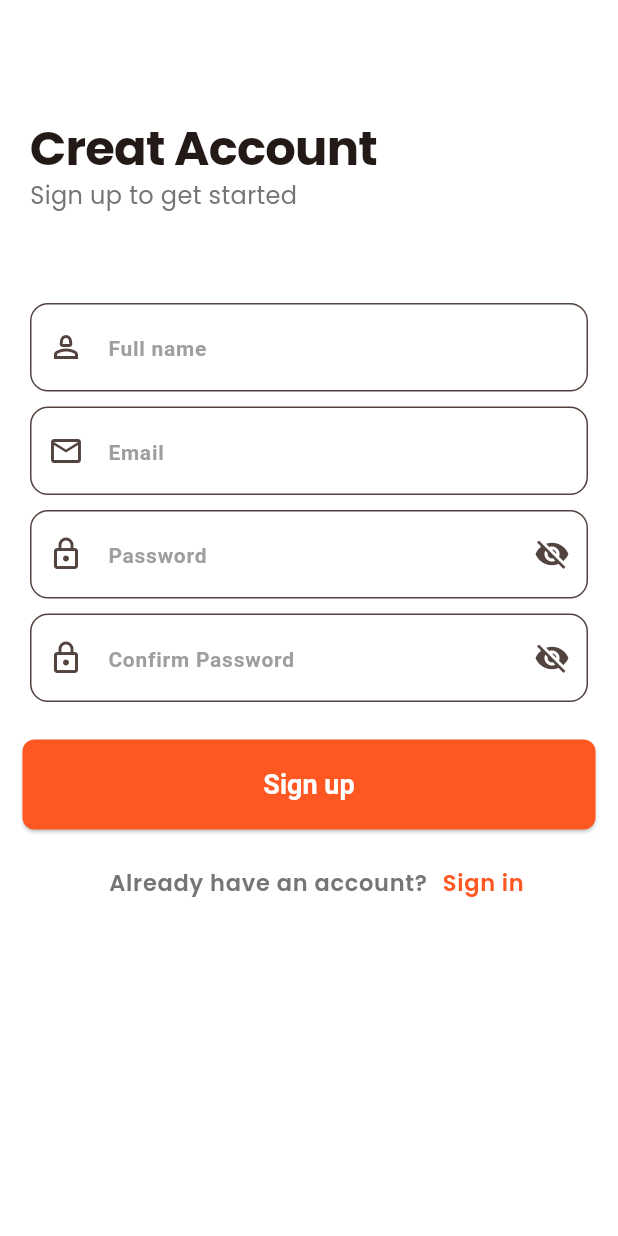
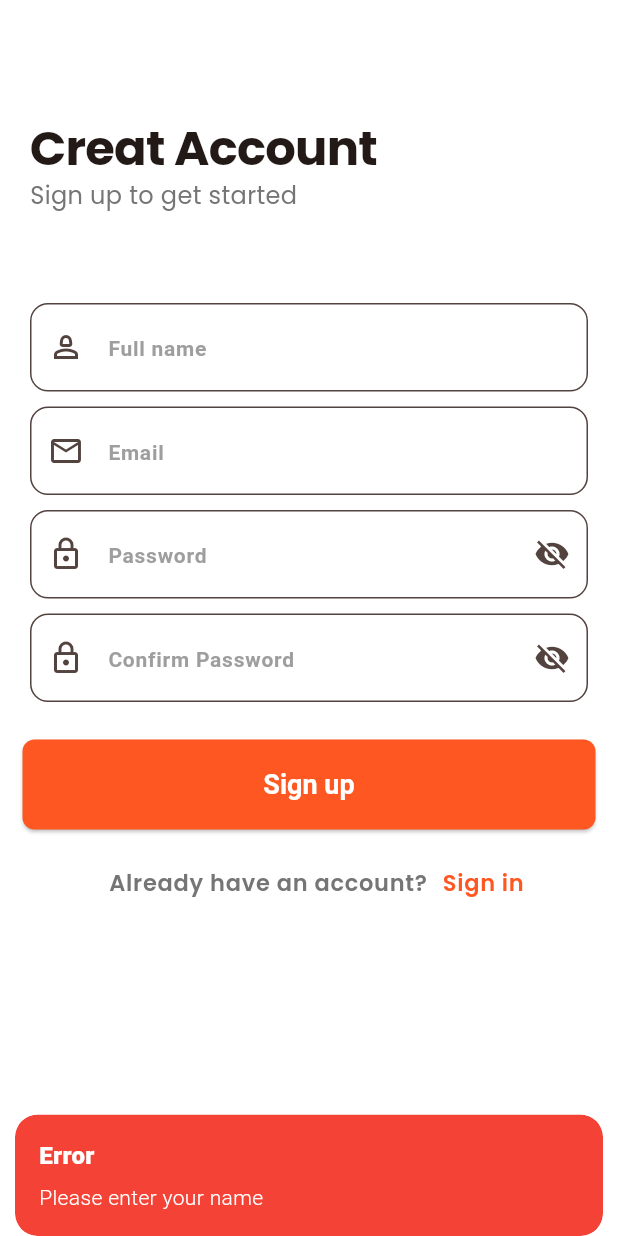
Before and after one commit to Mohammed-m-salah/E_Commerce_fashion, a Flutter app: the Sigup_view screen opened directly, after a tap on "Sign up", on a phone screen of 412 x 824 dp. Run offline on Flutter 3.47's test engine with Material 3 defaults, Android fonts, the phone set to English and light mode, and no system bars; our stand-ins replace flutter_dotenv, gap, get, get_storage, google_fonts, image_picker and 1 more; accounts and stored records are empty.

Commit message:
Sign In, Sign Up & Forgot Password Functionalty

```diff
--- /dev/null
+++ b/lib/core/config/supabase_config.dart
@@ -0,0 +1,6 @@
+import 'package:flutter_dotenv/flutter_dotenv.dart';
+
+class SupabaseConfig {
+  static String get supabaseUrl => dotenv.env['SUPABASE_URL'] ?? '';
+  static String get supabaseAnonKey => dotenv.env['SUPABASE_ANON_KEY'] ?? '';
+}
--- /dev/null
+++ b/lib/feature/auth/data/auth_controller.dart
@@ -0,0 +1,303 @@
+import 'package:flutter/material.dart';
+import 'package:get/get.dart';
+import 'package:supabase_flutter/supabase_flutter.dart';
+
+class AuthController extends GetxController {
+  final supabase = Supabase.instance.client;
+
+  var isLoading = false.obs;
+  var isPasswordVisible = false.obs;
+  var isConfirmPasswordVisible = false.obs;
+
+  // Text editing controllers
+  final emailController = TextEditingController();
+  final passwordController = TextEditingController();
+  final nameController = TextEditingController();
+  final confirmPasswordController = TextEditingController();
+
+  void togglePasswordVisibility() {
+    isPasswordVisible.value = !isPasswordVisible.value;
+  }
+
+  void toggleConfirmPasswordVisibility() {
+    isConfirmPasswordVisible.value = !isConfirmPasswordVisible.value;
+  }
+
+  // Sign up with email and password
+  Future<void> signUp() async {
+    if (!_validateSignUp()) return;
+
+    try {
+      isLoading.value = true;
+
+      final response = await supabase.auth.signUp(
+        email: emailController.text.trim(),
+        password: passwordController.text,
+        data: {
+          'full_name': nameController.text.trim(),
+        },
+      );
+
+      if (response.user != null) {
+        Get.snackbar(
+          'Success',
+          'Account created! Please check your email to verify your account.',
+          backgroundColor: Colors.green,
+          colorText: Colors.white,
+          snackPosition: SnackPosition.BOTTOM,
+        );
+        _clearControllers();
+      }
+    } on AuthException catch (e) {
+      Get.snackbar(
+        'Error',
+        e.message,
+        backgroundColor: Colors.red,
+        colorText: Colors.white,
+        snackPosition: SnackPosition.BOTTOM,
+      );
+    } catch (e) {
+      Get.snackbar(
+        'Error',
+        'An unexpected error occurred',
+        backgroundColor: Colors.red,
+        colorText: Colors.white,
+        snackPosition: SnackPosition.BOTTOM,
+      );
+    } finally {
+      isLoading.value = false;
+    }
+  }
+
+  // Sign in with email and password
+  Future<void> signIn() async {
+    if (!_validateSignIn()) return;
+
+    try {
+      isLoading.value = true;
+
+      final response = await supabase.auth.signInWithPassword(
+        email: emailController.text.trim(),
+        password: passwordController.text,
+      );
+
+      if (response.user != null) {
+        Get.snackbar(
+          'Success',
+          'Welcome back!',
+          backgroundColor: Colors.green,
+          colorText: Colors.white,
+          snackPosition: SnackPosition.BOTTOM,
+        );
+        _clearControllers();
+        // Navigate to home or main screen
+        Get.offAllNamed('/home'); // Make sure to define this route
+      }
+    } on AuthException catch (e) {
+      Get.snackbar(
+        'Error',
+        e.message,
+        backgroundColor: Colors.red,
+        colorText: Colors.white,
+        snackPosition: SnackPosition.BOTTOM,
+      );
+    } catch (e) {
+      Get.snackbar(
+        'Error',
+        'An unexpected error occurred',
+        backgroundColor: Colors.red,
+        colorText: Colors.white,
+        snackPosition: SnackPosition.BOTTOM,
+      );
+    } finally {
+      isLoading.value = false;
+    }
+  }
+
+  // Reset password
+  Future<void> resetPassword() async {
+    if (emailController.text.trim().isEmpty) {
+      Get.snackbar(
+        'Error',
+        'Please enter your email',
+        backgroundColor: Colors.red,
+        colorText: Colors.white,
+        snackPosition: SnackPosition.BOTTOM,
+      );
+      return;
+    }
+
+    if (!GetUtils.isEmail(emailController.text.trim())) {
+      Get.snackbar(
+        'Error',
+        'Please enter a valid email',
+        backgroundColor: Colors.red,
+        colorText: Colors.white,
+        snackPosition: SnackPosition.BOTTOM,
+      );
+      return;
+    }
+
+    try {
+      isLoading.value = true;
+
+      await supabase.auth.resetPasswordForEmail(
+        emailController.text.trim(),
+      );
+
+      Get.snackbar(
+        'Success',
+        'Password reset link sent to your email',
+        backgroundColor: Colors.green,
+        colorText: Colors.white,
+        snackPosition: SnackPosition.BOTTOM,
+      );
+      _clearControllers();
+      Get.back(); // Navigate back to sign in
+    } on AuthException catch (e) {
+      Get.snackbar(
+        'Error',
+        e.message,
+        backgroundColor: Colors.red,
+        colorText: Colors.white,
+        snackPosition: SnackPosition.BOTTOM,
+      );
+    } catch (e) {
+      Get.snackbar(
+        'Error',
+        'An unexpected error occurred',
+        backgroundColor: Colors.red,
+        colorText: Colors.white,
+        snackPosition: SnackPosition.BOTTOM,
+      );
+    } finally {
+      isLoading.value = false;
+    }
+  }
+
+  // Sign out
+  Future<void> signOut() async {
+    try {
+      await supabase.auth.signOut();
+      Get.offAllNamed('/signin'); // Navigate to sign in page
+    } catch (e) {
+      Get.snackbar(
+        'Error',
+        'Failed to sign out',
+        backgroundColor: Colors.red,
+        colorText: Colors.white,
+        snackPosition: SnackPosition.BOTTOM,
+      );
+    }
+  }
+
+  // Get current user
+  User? get currentUser => supabase.auth.currentUser;
+
+  // Check if user is authenticated
+  bool get isAuthenticated => currentUser != null;
+
+  // Validation methods
+  bool _validateSignUp() {
+    if (nameController.text.trim().isEmpty) {
+      Get.snackbar(
+        'Error',
+        'Please enter your name',
+        backgroundColor: Colors.red,
+        colorText: Colors.white,
+        snackPosition: SnackPosition.BOTTOM,
+      );
+      return false;
+    }
+
+    if (emailController.text.trim().isEmpty) {
+      Get.snackbar(
+        'Error',
+        'Please enter your email',
+        backgroundColor: Colors.red,
+        colorText: Colors.white,
+        snackPosition: SnackPosition.BOTTOM,
+      );
+      return false;
+    }
+
+    if (!GetUtils.isEmail(emailController.text.trim())) {
+      Get.snackbar(
+        'Error',
+        'Please enter a valid email',
+        backgroundColor: Colors.red,
+        colorText: Colors.white,
+        snackPosition: SnackPosition.BOTTOM,
+      );
+      return false;
+    }
+
+    if (passwordController.text.length < 6) {
+      Get.snackbar(
+        'Error',
+        'Password must be at least 6 characters',
+        backgroundColor: Colors.red,
+        colorText: Colors.white,
+        snackPosition: SnackPosition.BOTTOM,
+      );
+      return false;
+    }
+
+    if (passwordController.text != confirmPasswordController.text) {
+      Get.snackbar(
+        'Error',
+        'Passwords do not match',
+        backgroundColor: Colors.red,
+        colorText: Colors.white,
+        snackPosition: SnackPosition.BOTTOM,
+      );
+      return false;
+    }
+
+    return true;
+  }
+
+  bool _validateSignIn() {
+    if (emailController.text.trim().isEmpty) {
+      Get.snackbar(
+        'Error',
+        'Please enter your email',
+        backgroundColor: Colors.red,
+        colorText: Colors.white,
+        snackPosition: SnackPosition.BOTTOM,
+      );
+      return false;
+    }
+
+    if (!GetUtils.isEmail(emailController.text.trim())) {
+      Get.snackbar(
+        'Error',
+        'Please enter a valid email',
+        backgroundColor: Colors.red,
+        colorText: Colors.white,
+        snackPosition: SnackPosition.BOTTOM,
+      );
+      return false;
+    }
+
+    if (passwordController.text.isEmpty) {
+      Get.snackbar(
+        'Error',
+        'Please enter your password',
+        backgroundColor: Colors.red,
+        colorText: Colors.white,
+        snackPosition: SnackPosition.BOTTOM,
+      );
+      return false;
+    }
+
+    return true;
+  }
+
+  void _clearControllers() {
+    emailController.clear();
+    passwordController.clear();
+    nameController.clear();
+    confirmPasswordController.clear();
+  }
+}
--- a/lib/feature/auth/view/sign_up_view.dart
+++ b/lib/feature/auth/view/sign_up_view.dart
@@ -1,9 +1,11 @@
 import 'package:e_commerce_fullapp/core/utils/app_textstile.dart';
+import 'package:e_commerce_fullapp/feature/auth/data/auth_controller.dart';
 import 'package:e_commerce_fullapp/feature/auth/view/sign_in_view.dart';
 import 'package:e_commerce_fullapp/shared/custome_button.dart';
 import 'package:e_commerce_fullapp/shared/custome_textformfield.dart';
 import 'package:flutter/material.dart';
 import 'package:gap/gap.dart';
+import 'package:get/get.dart';
 
 class Sigup_view extends StatefulWidget {
   const Sigup_view({super.key});
@@ -13,6 +15,19 @@ class Sigup_view extends StatefulWidget {
 }
 
 class _Sigup_viewState extends State<Sigup_view> {
+  late final AuthController authController;
+
+  @override
+  void initState() {
+    super.initState();
+    // Use find if already exists, otherwise put new instance
+    if (Get.isRegistered<AuthController>()) {
+      authController = Get.find<AuthController>();
+    } else {
+      authController = Get.put(AuthController());
+    }
+  }
+
   @override
   Widget build(BuildContext context) {
     final isDark = Theme.of(context).brightness == Brightness.dark;
@@ -44,6 +59,7 @@ class _Sigup_viewState extends State<Sigup_view> {
               child: CustomTextFormField(
                 hintText: "Full name",
                 prefixIcon: const Icon(Icons.person_2_outlined),
+                controller: authController.nameController,
               ),
             ),
             Padding(
@@ -51,28 +67,42 @@ class _Sigup_viewState extends State<Sigup_view> {
               child: CustomTextFormField(
                 hintText: "Email",
                 prefixIcon: const Icon(Icons.email_outlined),
+                controller: authController.emailController,
               ),
             ),
             Padding(
               padding: const EdgeInsets.only(left: 20, right: 20, top: 10),
-              child: CustomTextFormField(
-                hintText: "Password",
-                prefixIcon: const Icon(Icons.lock_outlined),
-                obscureText: true,
+              child: Obx(
+                () => CustomTextFormField(
+                  hintText: "Password",
+                  prefixIcon: const Icon(Icons.lock_outlined),
+                  obscureText: !authController.isPasswordVisible.value,
+                  controller: authController.passwordController,
+                ),
               ),
             ),
             Padding(
               padding: const EdgeInsets.only(left: 20, right: 20, top: 10),
-              child: CustomTextFormField(
-                hintText: "Confirm Password",
-                prefixIcon: const Icon(Icons.lock_outlined),
-                obscureText: true,
+              child: Obx(
+                () => CustomTextFormField(
+                  hintText: "Confirm Password",
+                  prefixIcon: const Icon(Icons.lock_outlined),
+                  obscureText: !authController.isConfirmPasswordVisible.value,
+                  controller: authController.confirmPasswordController,
+                ),
               ),
             ),
             Gap(10),
             Padding(
               padding: const EdgeInsets.all(15.0),
-              child: CustomButton(text: 'Sign up', onPressed: () {}),
+              child: Obx(
+                () => authController.isLoading.value
+                    ? const Center(child: CircularProgressIndicator())
+                    : CustomButton(
+                        text: 'Sign up',
+                        onPressed: () => authController.signUp(),
+                      ),
+              ),
             ),
             Gap(10),
             Padding(
--- a/pubspec.yaml
+++ b/pubspec.yaml
@@ -41,6 +41,8 @@ dependencies:
   onboarding: ^4.0.2
   gap: ^3.0.1
   image_picker: ^0.8.7+5
+  supabase_flutter: ^2.8.0
+  flutter_dotenv: ^5.2.1
 
 
 dev_dependencies:
@@ -69,6 +71,7 @@ flutter:
   assets:
     - assets/images/
     - assets/icons/
+    - .env
 
   # An image asset can refer to one or more resolution-specific "variants", see
   # https://flutter.dev/assets-and-images/#resolution-aware
```
Also changed, not shown: lib/feature/auth/view/reset_password.dart (+24 -1 lines), lib/feature/auth/view/sign_in_view.dart (+31 -5 lines), lib/main.dart (+18 -1 lines), .claude/settings.local.json (added), pubspec.lock, 8 other files.
